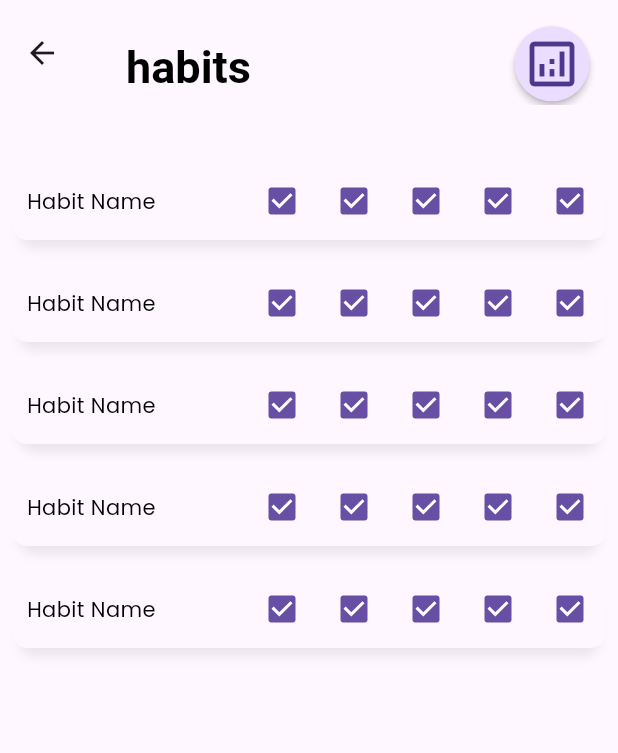
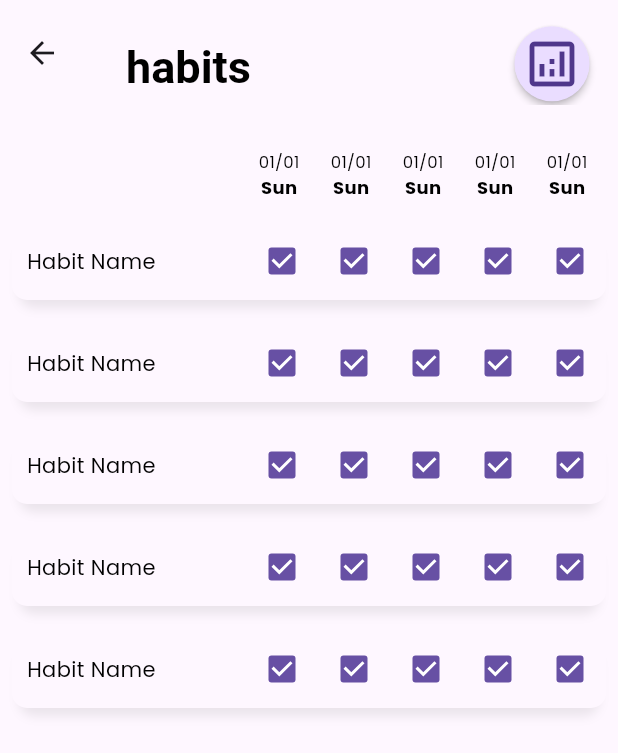
Before and after one commit to abey-joseph/track, a Flutter app: the HabitPage screen opened directly, on a phone screen of 412 x 824 dp. Shown: the top 753 px of the screen. Run offline on Flutter 3.47's test engine with Material 3 defaults, Android fonts, the phone set to English and light mode, and no system bars; our stand-ins replace bloc, dartz, flutter_bloc, freezed_annotation, get_it, go_router and 6 more; accounts and stored records are empty.

Commit message:
date head added for habit page

```diff
--- a/lib/features/common/presentation/bloc/track_bloc/track_bloc.dart
+++ b/lib/features/common/presentation/bloc/track_bloc/track_bloc.dart
@@ -1,5 +1,4 @@
 import 'dart:async';
-import 'dart:developer';
 import 'package:bloc/bloc.dart';
 import 'package:freezed_annotation/freezed_annotation.dart';
 import 'package:injectable/injectable.dart';
--- a/lib/features/common/presentation/widgets/home_screen/navi_bar.dart
+++ b/lib/features/common/presentation/widgets/home_screen/navi_bar.dart
@@ -1,5 +1,3 @@
-import 'dart:developer';
-
 import 'package:flutter/material.dart';
 import 'package:flutter_bloc/flutter_bloc.dart';
 import 'package:track/core/utils/injection/get_it.dart';
--- a/lib/features/habit/presentation/pages/habit_page.dart
+++ b/lib/features/habit/presentation/pages/habit_page.dart
@@ -1,5 +1,6 @@
 import 'package:flutter/material.dart';
 import 'package:track/core/use_cases/widgets/titile_action_button.dart';
+import 'package:track/features/habit/presentation/widgets/date_head.dart';
 import 'package:track/features/habit/presentation/widgets/habit_tile.dart';
 
 class HabitPage extends StatelessWidget {
@@ -30,6 +31,9 @@ class HabitPage extends StatelessWidget {
             height: 30,
           ),
         ),
+        SliverToBoxAdapter(
+          child: DateHead(),
+        ),
         SliverList(
             delegate:
                 SliverChildBuilderDelegate(childCount: 5, (context, builder) {
--- /dev/null
+++ b/lib/features/habit/presentation/widgets/date_head.dart
@@ -0,0 +1,36 @@
+import 'package:flutter/material.dart';
+
+class DateHead extends StatelessWidget {
+  const DateHead({super.key});
+
+  @override
+  Widget build(BuildContext context) {
+    return Container(
+      padding: EdgeInsets.only(right: 10),
+      //color: Colors.red,
+      //width: 10,
+      height: 40,
+      child: Row(
+        mainAxisAlignment: MainAxisAlignment.end,
+        children: List.generate(
+            5,
+            (value) => SizedBox(
+                  width: 48,
+                  child: Column(
+                    children: [
+                      Text(
+                        '01/01',
+                        style: TextStyle(fontSize: 11),
+                      ),
+                      Text(
+                        'Sun',
+                        style: TextStyle(
+                            fontSize: 12, fontWeight: FontWeight.bold),
+                      )
+                    ],
+                  ),
+                )),
+      ),
+    );
+  }
+}
```
